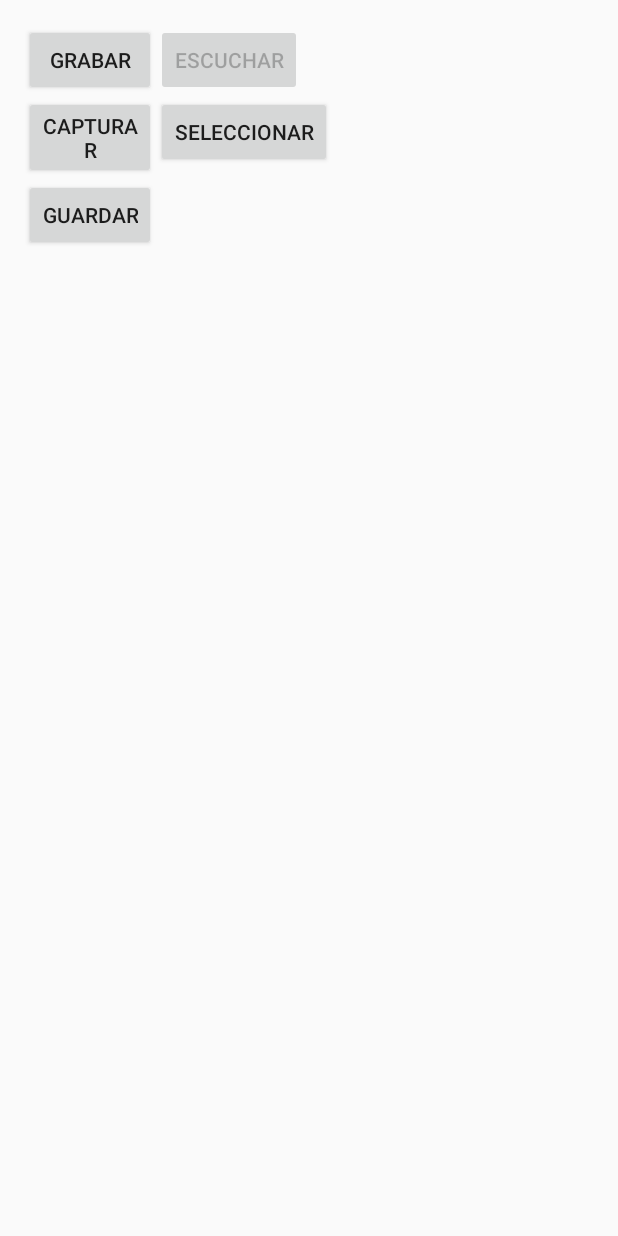
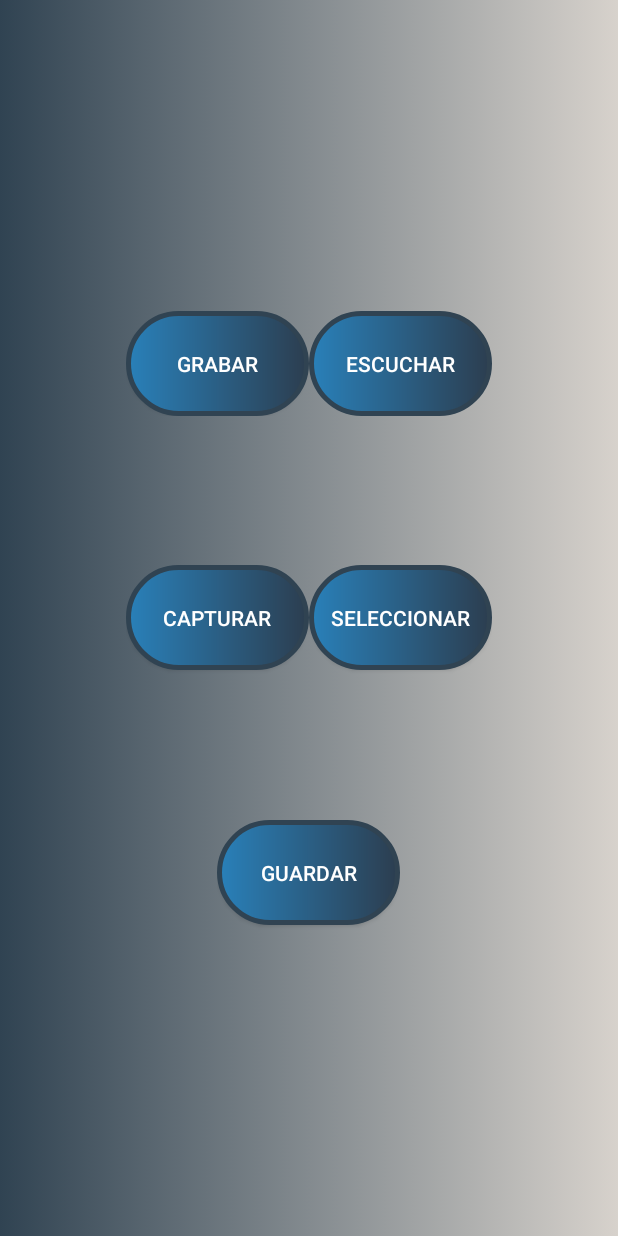
Before and after one commit to juaoose/ReportApp, an Android app: the CrearReporteActivity screen opened directly, with no data from a screen before it, on a phone screen of 412 x 824 dp. Run offline under Robolectric (Android 15) with nearby library versions, the phone set to English and light mode, and no system bars.

Commit message:
- Arreglo interfaz crear reporte offline. - Adición crear reporte Online, muestra una alerta inicial para notificar que se encuentra sin redes y que los reportes se almacenaran localmente. - Modificación de la actividad central para adicionar el intent condicional hacia las diferentes clases de creación de reportes. - Adición de proceso de lectura de código de barras. - Adición de la clase Util, que tiene métodos de funcionalidad varia. Para este commit se tienen los métodos que permiten saber si se tiene red (Wifi, Movil). - Modificación y adición de los layout de cada actividad creada o modificada. - Se agrego al gradle las dependencias a las librerias de lectura de código. - Se agrupan los valores de las dimensiones de los botones, se agrupan el manejo de codigos de color,

```diff
--- a/app/build.gradle
+++ b/app/build.gradle
@@ -26,4 +26,8 @@ dependencies {
     compile 'com.android.support:recyclerview-v7:23.0.1'
     compile 'com.android.support:design:23.0.1'
     compile "com.android.support:support-v4:23.0.1"
+    compile 'com.squareup.okhttp:okhttp:2.5.0'
+    compile 'com.journeyapps:zxing-android-embedded:3.2.0@aar'
+    compile 'com.google.zxing:core:3.2.1'
+    compile 'com.android.support:appcompat-v7:23.1.0'
 }
--- a/app/src/main/java/com/cejjr/reportapp/CrearReporteActivity.java
+++ b/app/src/main/java/com/cejjr/reportapp/CrearReporteActivity.java
@@ -1,5 +1,6 @@
 package com.cejjr.reportapp;
 
+import android.app.Dialog;
 import android.content.DialogInterface;
 import android.content.Intent;
 import android.database.Cursor;
@@ -14,7 +15,11 @@ import android.util.Log;
 import android.view.Menu;
 import android.view.MenuItem;
 import android.view.View;
+import android.view.Window;
 import android.widget.Button;
+import android.widget.CheckBox;
+import android.widget.ImageView;
+import android.widget.TextView;
 import android.widget.Toast;
 
 import java.io.File;
@@ -26,6 +31,7 @@ import java.util.Date;
 
 import java.text.SimpleDateFormat;
 
+import mundo.Guardia;
 import mundo.ReportApp;
 import mundo.Reporte;
 
@@ -104,7 +110,30 @@ public class CrearReporteActivity extends AppCompatActivity {
         capturar.setOnClickListener(listenerCapturar);
         seleccionar.setOnClickListener(listenerSeleccion);
         guardar.setOnClickListener(listenerGuardar);
+        if(Guardia.darGuardia().mostrarRecomendacion())
+        {
+            final Dialog dialog = new Dialog(CrearReporteActivity.this);
+            dialog.requestWindowFeature(Window.FEATURE_NO_TITLE);
+            dialog.setContentView(R.layout.custom_dialog);
 
+            // set the custom dialog components - text, image and button
+            CheckBox ckb = (CheckBox) dialog.findViewById(R.id.checkBox);
+            final boolean showAgain = ckb.isChecked();
+
+            Button dialogButton = (Button) dialog.findViewById(R.id.dialogButtonOK);
+            // if button is clicked, close the custom dialog
+            dialogButton.setOnClickListener(new View.OnClickListener() {
+                @Override
+                public void onClick(View v)
+                {
+                    Guardia.darGuardia().recordarMensaje(!showAgain);
+                    dialog.dismiss();
+
+                }
+            });
+
+            dialog.show();
+        }
     }
 
     @Override
--- a/app/src/main/java/mundo/Guardia.java
+++ b/app/src/main/java/mundo/Guardia.java
@@ -6,10 +6,11 @@ import android.text.format.Time;
  * Created by ca.escobar2434 on 3/1/16.
  */
 public class Guardia {
-    public static Guardia instancia;
+    private static Guardia instancia;
     private long inicioTurno;
     private String numeroSupervisor;
     private int idGuardia;
+    private boolean mostrarRecomendacion;
 
 
     public static Guardia darGuardia() {
@@ -23,14 +24,24 @@ public class Guardia {
         this.numeroSupervisor = numeroSupervisor;
         inicioTurno = System.currentTimeMillis();
         this.idGuardia = idGuardia;
+        mostrarRecomendacion = true;
     }
 
     public Guardia() {
         numeroSupervisor = "";
         idGuardia=0;
+        mostrarRecomendacion = true;
     }
 
     public String darNumeroSupervisor() {
         return numeroSupervisor;
     }
+
+    public void recordarMensaje(boolean showAgain) {
+        mostrarRecomendacion = showAgain;
+    }
+    public boolean mostrarRecomendacion()
+    {
+        return mostrarRecomendacion;
+    }
 }
--- a/app/src/main/res/drawable/main_header_selector.xml
+++ b/app/src/main/res/drawable/main_header_selector.xml
@@ -4,8 +4,8 @@
         <shape>
             <gradient
                 android:angle="180"
-                android:startColor="#d7d2cc"
-                android:endColor="#304352"
+                android:startColor="@color/bg_gradient_inicio"
+                android:endColor="@color/bg_gradient_fin"
                 android:type="linear" />
         </shape>
     </item>
--- a/app/src/main/res/layout/activity_crear_reporte.xml
+++ b/app/src/main/res/layout/activity_crear_reporte.xml
@@ -4,48 +4,83 @@
     android:paddingRight="@dimen/activity_horizontal_margin"
     android:paddingTop="@dimen/activity_vertical_margin"
     android:paddingBottom="@dimen/activity_vertical_margin"
+    android:background="@drawable/main_header_selector"
     tools:context="com.cejjr.reportapp.CrearReporteActivity">
-
+    <LinearLayout
+        android:layout_width="match_parent"
+        android:layout_height="match_parent"
+        android:orientation="vertical"
+        android:weightSum="1"
+        android:gravity="center">
+        <LinearLayout
+            android:layout_width="wrap_content"
+            android:layout_height="match_parent"
+            android:layout_weight="0.33"
+            android:orientation="horizontal"
+            android:gravity="bottom">
             <Button
-        android:layout_width="wrap_content"
-        android:layout_height="wrap_content"
+                android:layout_width="@dimen/button_width"
+                android:layout_height="@dimen/button_height"
                 android:text="Grabar"
+                android:background="@drawable/button_center"
                 android:id="@+id/btnRecord"
+                android:textColor="@color/WHITE"
                 android:layout_alignParentTop="true"
                 android:layout_alignParentStart="true" />
 
             <Button
                 style="?android:attr/buttonStyleSmall"
-        android:layout_width="wrap_content"
-        android:layout_height="wrap_content"
+                android:layout_width="@dimen/button_width"
+                android:layout_height="@dimen/button_height"
                 android:text="Escuchar"
+                android:textColor="@color/WHITE"
+                android:background="@drawable/button_center"
                 android:id="@+id/btnListen"
                 android:layout_alignParentTop="true"
                 android:layout_toEndOf="@+id/btnRecord" />
-
+        </LinearLayout>
+        <LinearLayout
+            android:layout_width="wrap_content"
+            android:layout_height="match_parent"
+            android:layout_weight="0.33"
+            android:orientation="horizontal"
+            android:gravity="center">
             <Button
-        android:layout_width="wrap_content"
-        android:layout_height="wrap_content"
+                android:layout_width="@dimen/button_width"
+                android:layout_height="@dimen/button_height"
                 android:text="Capturar"
+                android:background="@drawable/button_center"
                 android:id="@+id/btnCapturar"
+                android:textColor="@color/WHITE"
                 android:layout_below="@+id/btnRecord"
                 android:layout_alignParentStart="true"
                 android:layout_toStartOf="@+id/btnListen" />
 
             <Button
-        android:layout_width="wrap_content"
-        android:layout_height="wrap_content"
+                android:layout_width="@dimen/button_width"
+                android:layout_height="@dimen/button_height"
                 android:text="Seleccionar"
+                android:background="@drawable/button_center"
+                android:textColor="@color/WHITE"
                 android:id="@+id/btnSelect"
                 android:layout_below="@+id/btnRecord"
                 android:layout_toEndOf="@+id/btnRecord" />
-
+        </LinearLayout>
+        <LinearLayout
+            android:layout_width="wrap_content"
+            android:layout_height="match_parent"
+            android:layout_weight="0.33"
+            android:orientation="horizontal"
+            android:gravity="top">
             <Button
-        android:layout_width="wrap_content"
-        android:layout_height="wrap_content"
+                android:layout_width="@dimen/button_width"
+                android:layout_height="@dimen/button_height"
                 android:text="guardar"
+                android:background="@drawable/button_center"
+                android:textColor="@color/WHITE"
                 android:id="@+id/btnSave"
                 android:layout_below="@+id/btnCapturar"
                 android:layout_toStartOf="@+id/btnSelect" />
-
+        </LinearLayout>
+    </LinearLayout>
 </RelativeLayout>
--- a/app/src/main/res/values/colors.xml
+++ b/app/src/main/res/values/colors.xml
@@ -6,5 +6,8 @@
     <color name="BLACK">#000000</color>
     <color name="RED">#FF3333</color>
     <color name="WHITE">#FFF</color>
-
+    <color name="bg_gradient_start">#31244e</color>
+    <color name="bg_gradient_end">#6b394c</color>
+    <color name="bg_gradient_inicio">#d7d2cc</color>
+    <color name="bg_gradient_fin">#304352</color>
 </resources>
--- a/app/src/main/res/values/dimens.xml
+++ b/app/src/main/res/values/dimens.xml
@@ -3,4 +3,6 @@
     <dimen name="activity_horizontal_margin">16dp</dimen>
     <dimen name="activity_vertical_margin">16dp</dimen>
     <dimen name="fab_margin">16dp</dimen>
+    <dimen name="button_width">122dp</dimen>
+    <dimen name="button_height">70dp</dimen>
 </resources>
--- a/app/src/main/res/values/strings.xml
+++ b/app/src/main/res/values/strings.xml
@@ -10,4 +10,8 @@
     <string name="RegisterEDHint">Identificador</string>
     <string name="title_activity_ver_reportes">VerReportesActivity</string>
     <string name="title_activity_ver_detalle_reporte">VerDetalleReporteActivity</string>
+    <string name="speech_prompt">Escuchando</string>
+    <string name="speech_not_supported">Lo sentimos, su dispositivo no soporta esta caracteristica</string>
+    <string name="tap_on_mic">Haga click para grabar</string>
+
 </resources>
--- a/app/src/main/res/values/styles.xml
+++ b/app/src/main/res/values/styles.xml
@@ -16,7 +16,7 @@
     <style name="AudioFileInfoOverlayText">
         <item name="android:paddingLeft">4px</item>
         <item name="android:paddingBottom">4px</item>
-        <item name="android:textColor">#ffffffff</item>
+        <item name="android:textColor">#FFF</item>
         <item name="android:textSize">12sp</item>
         <item name="android:shadowColor">#000000</item>
         <item name="android:shadowDx">1</item>
```
Also changed, not shown: app/src/main/AndroidManifest.xml (+18 -3 lines), app/src/main/java/com/cejjr/reportapp/CrearReporteOnlineActivity.java (added, +89 -0 lines), app/src/main/java/com/cejjr/reportapp/MainActivity.java (+22 -3 lines), app/src/main/java/com/cejjr/reportapp/RegistrarImplementosActivity.java (added, +47 -0 lines), app/src/main/java/mundo/Util.java (added, +44 -0 lines), app/src/main/res/layout/activity_crear_reporte_online.xml (added, +49 -0 lines), app/src/main/res/layout/activity_registrar_implementos.xml (added, +33 -0 lines), app/src/main/res/layout/content_main.xml (+39 -18 lines), app/src/main/res/layout/custom_dialog.xml (added, +58 -0 lines), 1 other file. Lines whose indentation alone changed are shown as unchanged.
